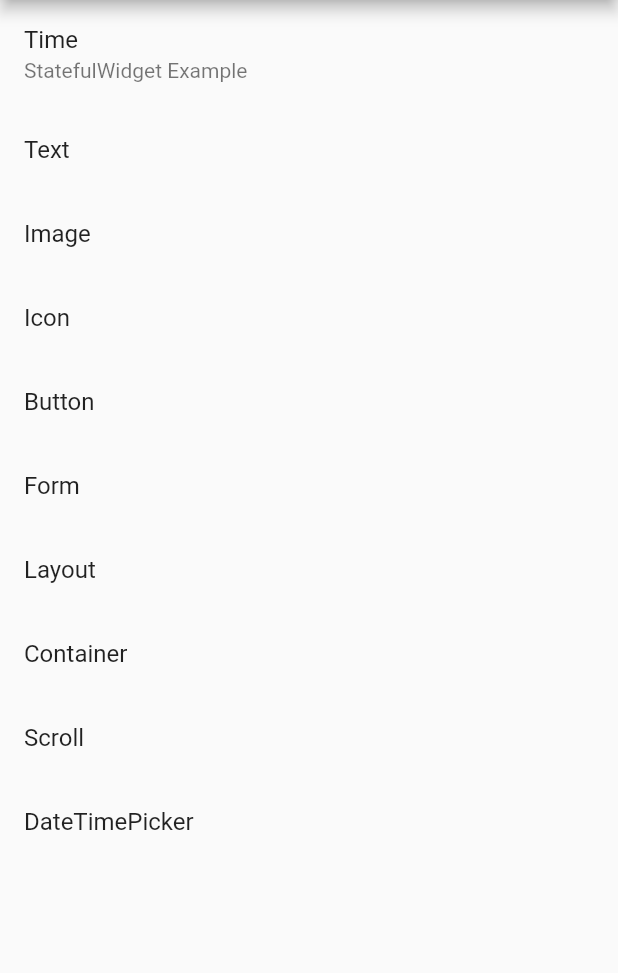
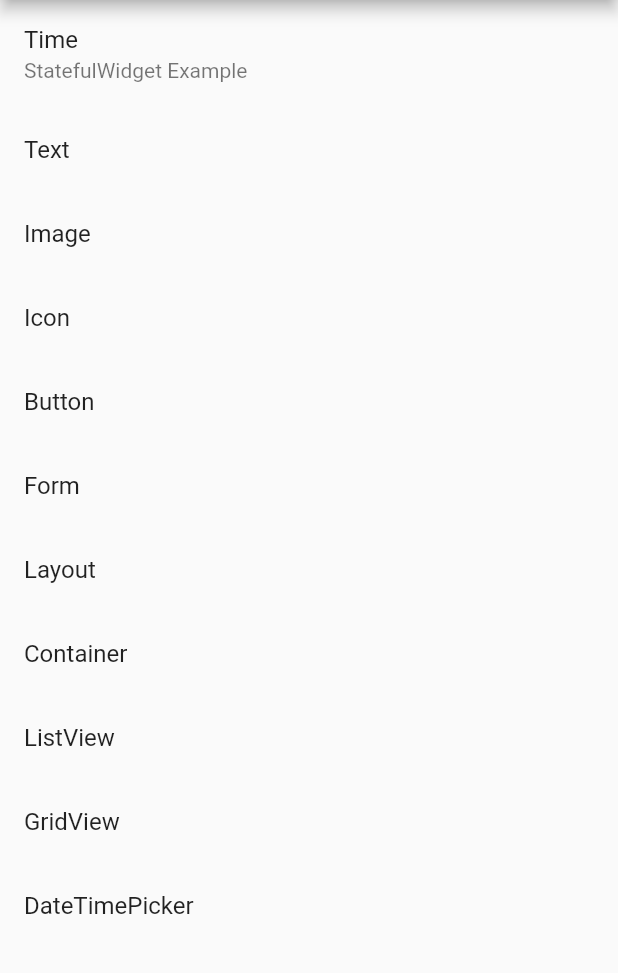
Before and after one commit to swcleo/ithome_flutter, a Flutter app: the screen it shows after launch, on a phone screen of 412 x 824 dp, the part 84-1057 px from its top. Run offline on Flutter 3.47's test engine with Material 2 defaults, Android fonts, the phone set to English and light mode, and no system bars.

Commit message:
scroll view

```diff
--- a/my_widgets/lib/main.dart
+++ b/my_widgets/lib/main.dart
@@ -8,7 +8,8 @@ import 'screen/button.screen.dart';
 import 'screen/form.screen.dart';
 import 'screen/layout.screen.dart';
 import 'screen/container.screen.dart';
-import 'screen/scroll.screen.dart';
+import 'screen/listview.screen.dart';
+import 'screen/gridview.screen.dart';
 import 'screen/datetimepicker.screen.dart';
 
 void main() => runApp(MyApp());
@@ -29,7 +30,8 @@ class MyApp extends StatelessWidget {
         '/form': (context) => FormScreen(),
         '/layout': (context) => LayoutScreen(),
         '/container': (context) => ContainerScreen(),
-        '/scroll': (context) => ScrollScreen(),
+        '/listview': (context) => ListViewScreen(),
+        '/gridview': (context) => GridViewScreen(),
         '/datetimepicker': (context) => DateTimePickerScreen(),
       },
     );
--- a/my_widgets/lib/screen/home.screen.dart
+++ b/my_widgets/lib/screen/home.screen.dart
@@ -47,8 +47,12 @@ class HomeScreen extends StatelessWidget {
         onTap: () => Navigator.pushNamed(context, '/container'),
       ),
       ListTile(
-        title: Text('Scroll'),
-        onTap: () => Navigator.pushNamed(context, '/scroll'),
+        title: Text('ListView'),
+        onTap: () => Navigator.pushNamed(context, '/listview'),
+      ),
+      ListTile(
+        title: Text('GridView'),
+        onTap: () => Navigator.pushNamed(context, '/gridview'),
       ),
       ListTile(
         title: Text('DateTimePicker'),
```
Also changed, not shown: my_widgets/lib/screen/gridview.screen.dart (added, +26 -0 lines), my_widgets/lib/screen/layout.screen.dart (+16 -3 lines), my_widgets/lib/screen/listview.screen.dart (added, +22 -0 lines), my_widgets/lib/screen/scroll.screen.dart (deleted, +0 -49 lines).
